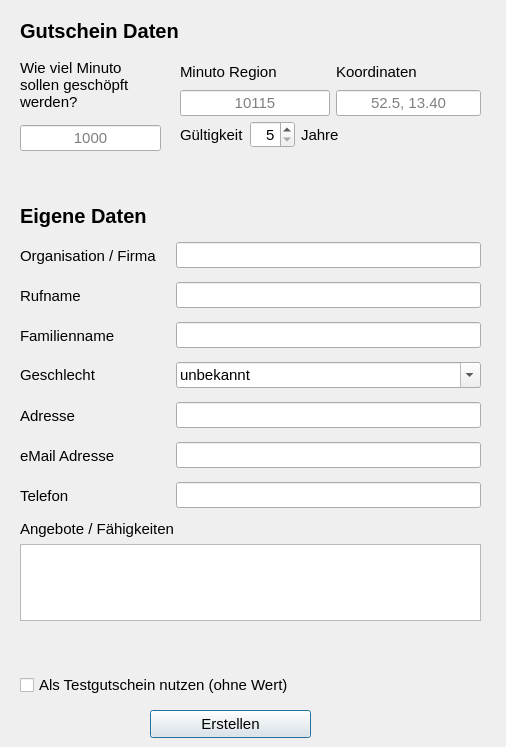
The window that src/gui/qt/ui_components/dialog_create_minuto.ui (minutogit/eMinuto-Desktop-Prototype) describes before a commit, drawn with Qt 5.
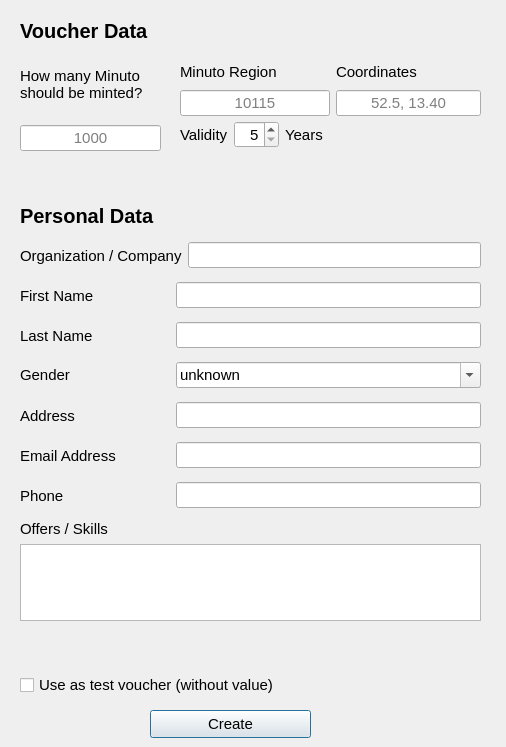
The same window after the commit.

Patch:
```diff
--- a/src/gui/qt/ui_components/dialog_create_minuto.ui
+++ b/src/gui/qt/ui_components/dialog_create_minuto.ui
@@ -43,7 +43,7 @@
        </font>
       </property>
       <property name="text">
-       <string>Rufname</string>
+       <string>First Name</string>
       </property>
      </widget>
     </item>
@@ -82,7 +82,7 @@
        </font>
       </property>
       <property name="text">
-       <string>Familienname</string>
+       <string>Last Name</string>
       </property>
      </widget>
     </item>
@@ -121,7 +121,7 @@
        </font>
       </property>
       <property name="text">
-       <string>Organisation / Firma</string>
+       <string>Organization / Company</string>
       </property>
      </widget>
     </item>
@@ -160,7 +160,7 @@
        </font>
       </property>
       <property name="text">
-       <string>Adresse</string>
+       <string>Address</string>
       </property>
      </widget>
     </item>
@@ -205,7 +205,7 @@
        </font>
       </property>
       <property name="text">
-       <string>Geschlecht</string>
+       <string>Gender</string>
       </property>
      </widget>
     </item>
@@ -221,7 +221,7 @@
       </property>
       <item>
        <property name="text">
-        <string>unbekannt</string>
+        <string>unknown</string>
        </property>
       </item>
       <item>
@@ -262,7 +262,7 @@
        </font>
       </property>
       <property name="text">
-       <string>Wie viel Minuto sollen geschöpft werden?</string>
+       <string>How many Minuto should be minted?</string>
       </property>
       <property name="wordWrap">
        <bool>true</bool>
@@ -316,7 +316,7 @@
        </font>
       </property>
       <property name="text">
-       <string>Als Testgutschein nutzen (ohne Wert)</string>
+       <string>Use as test voucher (without value)</string>
       </property>
      </widget>
     </item>
@@ -346,7 +346,7 @@
        </font>
       </property>
       <property name="text">
-       <string>Telefon</string>
+       <string>Phone</string>
       </property>
      </widget>
     </item>
@@ -385,7 +385,7 @@
        </font>
       </property>
       <property name="text">
-       <string>eMail Adresse</string>
+       <string>Email Address</string>
       </property>
      </widget>
     </item>
@@ -417,7 +417,7 @@
     </font>
    </property>
    <property name="text">
-    <string>Eigene Daten</string>
+    <string>Personal Data</string>
    </property>
   </widget>
   <widget class="QLabel" name="label_voucher_data">
@@ -437,7 +437,7 @@
     </font>
    </property>
    <property name="text">
-    <string>Gutschein Daten</string>
+    <string>Voucher Data</string>
    </property>
   </widget>
   <widget class="QLabel" name="label_footnote">
@@ -500,7 +500,7 @@
     </font>
    </property>
    <property name="text">
-    <string>Erstellen</string>
+    <string>Create</string>
    </property>
   </widget>
   <widget class="QWidget" name="layoutWidget">
@@ -527,7 +527,7 @@
        </font>
       </property>
       <property name="text">
-       <string>Angebote / Fähigkeiten</string>
+       <string>Offers / Skills</string>
       </property>
      </widget>
     </item>
@@ -572,7 +572,7 @@
        </font>
       </property>
       <property name="text">
-       <string>Gültigkeit</string>
+       <string>Validity</string>
       </property>
      </widget>
     </item>
@@ -614,7 +614,7 @@
        </font>
       </property>
       <property name="text">
-       <string>Jahre</string>
+       <string>Years</string>
       </property>
      </widget>
     </item>
@@ -689,7 +689,7 @@
          </font>
         </property>
         <property name="text">
-         <string>Koordinaten</string>
+         <string>Coordinates</string>
         </property>
        </widget>
       </item>
```
Left out of the diff: 6 changed lines with no effect on the pictures.
